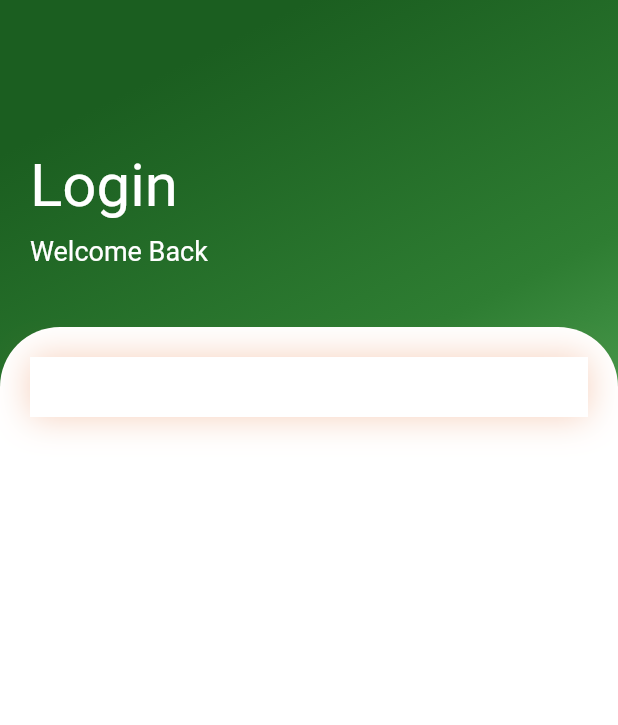
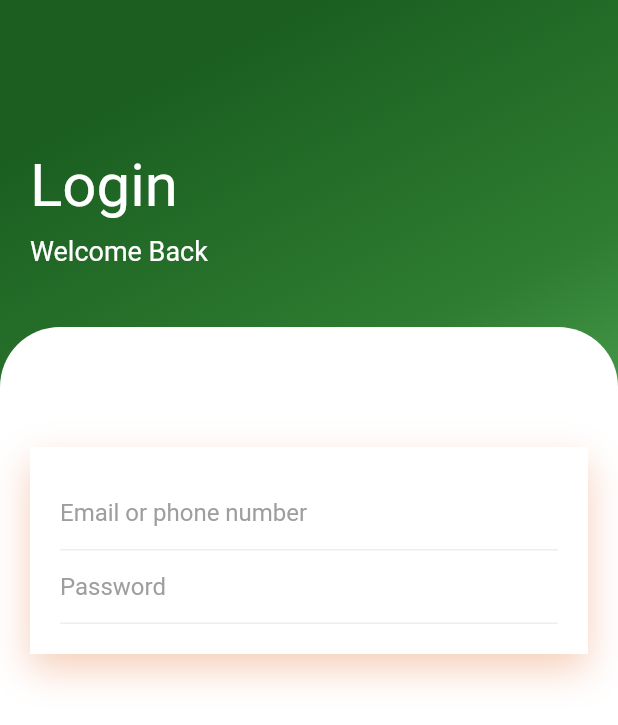
Before and after one commit to n3sB/hali_saha, a Flutter app: the screen it shows after launch, on a phone screen of 412 x 824 dp. Shown: the top 725 px of the screen. Run offline on Flutter 3.47's test engine with Material 2 defaults, Android fonts, the phone set to English and light mode, and no system bars.

Commit message:
textfield added

```diff
--- a/lib/main.dart
+++ b/lib/main.dart
@@ -64,14 +64,50 @@ class HomePage extends StatelessWidget {
                   padding: const EdgeInsets.all(20),
                   child: Column(
                     children: [
+                      const SizedBox(
+                        height: 60,
+                      ),
                       Container(
                         padding: const EdgeInsets.all(20),
                         color: Colors.white,
                         decoration: const BoxDecoration(boxShadow: [
                           BoxShadow(
                               color: Color.fromRGBO(225, 95, 27, 0.3),
-                              blurRadius: 20)
+                              blurRadius: 20,
+                              offset: Offset(0, 10))
                         ]),
+                        child: Column(
+                          children: [
+                            Container(
+                              decoration: BoxDecoration(
+                                border: Border(
+                                    bottom: BorderSide(
+                                        color: Colors.grey.shade200)),
+                              ),
+                              child: const TextField(
+                                decoration: InputDecoration(
+                                  hintStyle: TextStyle(color: Colors.grey),
+                                  hintText: "Email or phone number",
+                                  border: InputBorder.none,
+                                ),
+                              ),
+                            ),
+                            Container(
+                              decoration: BoxDecoration(
+                                border: Border(
+                                    bottom: BorderSide(
+                                        color: Colors.grey.shade200)),
+                              ),
+                              child: const TextField(
+                                decoration: InputDecoration(
+                                  hintStyle: TextStyle(color: Colors.grey),
+                                  hintText: "Password",
+                                  border: InputBorder.none,
+                                ),
+                              ),
+                            )
+                          ],
+                        ),
                       )
                     ],
                   ),
```
